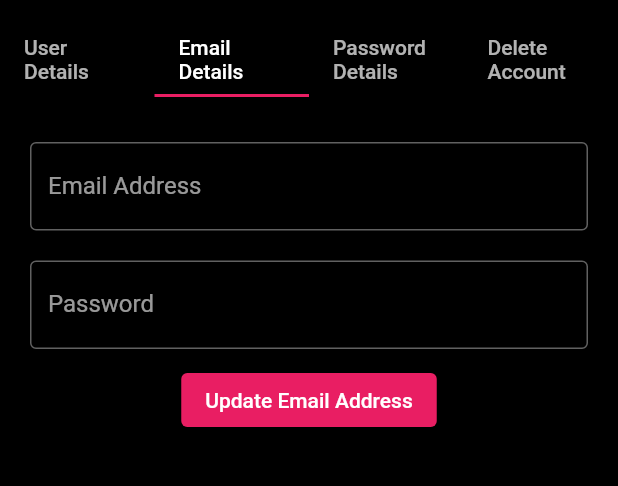
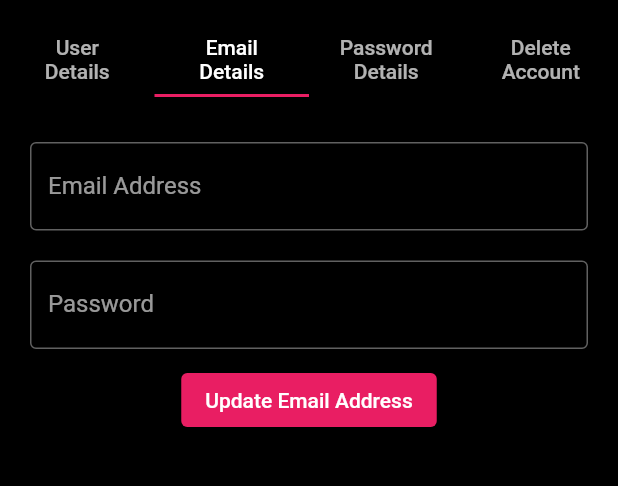
Before and after one commit to YASM-Media/yasm_mobile, a Flutter app: the UserUpdate screen opened by its route, tab 2 chosen, on a phone screen of 412 x 824 dp, the part 59-545 px from its top. Run offline on Flutter 3.47's test engine with Material 2 defaults, Android fonts, the phone set to English and light mode, and no system bars; our stand-ins replace firebase_auth, firebase_core, firebase_storage, form_field_validator, image_picker; accounts and stored records are empty.

Commit message:
User Module forms implemented. Closes #17

```diff
--- a/lib/pages/auth/auth.page.dart
+++ b/lib/pages/auth/auth.page.dart
@@ -184,6 +184,7 @@ class _AuthState extends State<Auth> {
                           : _authFormType == AuthFormType.Login
                               ? "Log in to your account"
                               : "Reset your password",
+                      textAlign: TextAlign.center,
                       style: TextStyle(
                         fontSize: 30.0,
                       ),
--- a/lib/pages/user/user_update.page.dart
+++ b/lib/pages/user/user_update.page.dart
@@ -1,4 +1,5 @@
 import 'package:flutter/material.dart';
+import 'package:yasm_mobile/widgets/user/delete_account_tab.widget.dart';
 import 'package:yasm_mobile/widgets/user/email_update_tab.widget.dart';
 import 'package:yasm_mobile/widgets/user/password_update_tab.widget.dart';
 import 'package:yasm_mobile/widgets/user/profile_update_tab.widget.dart';
@@ -19,16 +20,28 @@ class UserUpdate extends StatelessWidget {
             indicatorColor: Colors.pink,
             tabs: [
               Tab(
-                child: Text('User Details'),
+                child: Text(
+                  'User Details',
+                  textAlign: TextAlign.center,
+                ),
               ),
               Tab(
-                child: Text('Email Details'),
+                child: Text(
+                  'Email Details',
+                  textAlign: TextAlign.center,
+                ),
               ),
               Tab(
-                child: Text('Password Details'),
+                child: Text(
+                  'Password Details',
+                  textAlign: TextAlign.center,
+                ),
               ),
               Tab(
-                child: Text('Delete Account'),
+                child: Text(
+                  'Delete Account',
+                  textAlign: TextAlign.center,
+                ),
               ),
             ],
           ),
@@ -38,7 +51,7 @@ class UserUpdate extends StatelessWidget {
             ProfileUpdateTab(),
             EmailUpdateTab(),
             PasswordUpdateTab(),
-            Text('Delete Account'),
+            DeleteAccountTab(),
           ],
         ),
       ),
--- a/lib/widgets/user/email_update_tab.widget.dart
+++ b/lib/widgets/user/email_update_tab.widget.dart
@@ -20,8 +20,10 @@ class EmailUpdateTab extends StatefulWidget {
 }
 
 class _EmailUpdateTabState extends State<EmailUpdateTab> {
-  late TextEditingController _emailController;
+  TextEditingController _emailController = new TextEditingController();
   TextEditingController _passwordController = new TextEditingController();
+
+  late AuthProvider _authProvider;
 
   final GlobalKey<FormState> _formKey = GlobalKey<FormState>();
 
@@ -31,13 +33,7 @@ class _EmailUpdateTabState extends State<EmailUpdateTab> {
   void initState() {
     // TODO: implement initState
     super.initState();
-    User user = Provider.of<AuthProvider>(context, listen: false).getUser()!;
-
-    this._emailController = TextEditingController.fromValue(
-      TextEditingValue(
-        text: user.emailAddress,
-      ),
-    );
+    this._authProvider = Provider.of<AuthProvider>(context, listen: false);
   }
 
   @override
@@ -56,7 +52,12 @@ class _EmailUpdateTabState extends State<EmailUpdateTab> {
           emailAddress: this._emailController.text,
           password: this._passwordController.text,
         );
-        await this._userService.updateUserEmailAddress(updateEmailDto);
+        User user = await this._userService.updateUserEmailAddress(
+              updateEmailDto,
+              this._authProvider.getUser()!,
+            );
+
+        this._authProvider.saveUser(user);
 
         displaySnackBar("Email updated!", context);
       }
@@ -79,7 +80,11 @@ class _EmailUpdateTabState extends State<EmailUpdateTab> {
           vertical: 20.0,
           horizontal: 10.0,
         ),
-        child: Form(
+        child: Consumer<AuthProvider>(
+          builder: (context, state, child) {
+            User? user = state.getUser();
+            this._emailController.text = user != null ? user.emailAddress : '';
+            return Form(
               key: this._formKey,
               child: Column(
                 children: [
@@ -118,6 +123,8 @@ class _EmailUpdateTabState extends State<EmailUpdateTab> {
                   )
                 ],
               ),
+            );
+          },
         ),
       ),
     );
```
Also changed, not shown: lib/services/user.service.dart (+63 -2 lines), lib/widgets/user/delete_account_tab.widget.dart (added, +114 -0 lines), lib/widgets/user/profile_update_tab.widget.dart (+33 -38 lines). Lines whose indentation alone changed are shown as unchanged.
